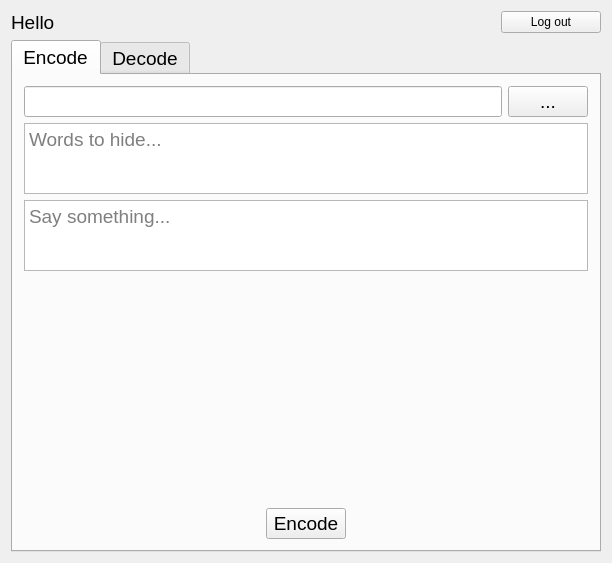
Old version of the form mainwindow.ui in the repository jerry871002/OOP-Final-Project.
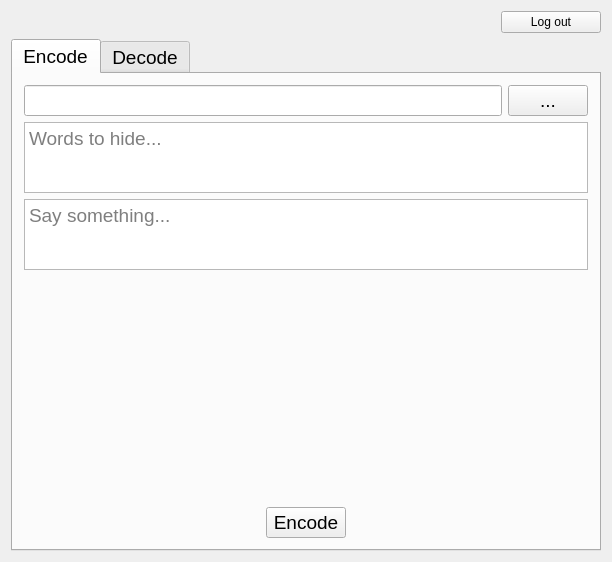
New version of the form. The open tabs and pages were chosen to show the change.

```diff
--- a/mainwindow.ui
+++ b/mainwindow.ui
@@ -27,7 +27,10 @@
          </font>
         </property>
         <property name="text">
-         <string>Hello</string>
+         <string/>
+        </property>
+        <property name="alignment">
+         <set>Qt::AlignRight|Qt::AlignTrailing|Qt::AlignVCenter</set>
         </property>
        </widget>
       </item>
@@ -94,7 +97,14 @@
         <item>
          <layout class="QHBoxLayout" name="horizontalLayout_2">
           <item>
-           <widget class="QLineEdit" name="lineEdit_filepath_encode"/>
+           <widget class="QLineEdit" name="lineEdit_filepath_encode">
+            <property name="dragEnabled">
+             <bool>false</bool>
+            </property>
+            <property name="readOnly">
+             <bool>true</bool>
+            </property>
+           </widget>
           </item>
           <item>
            <widget class="QPushButton" name="pushButton_choosefile_encode">
```
Left out of the diff: 8 changed lines with no effect on the pictures.
